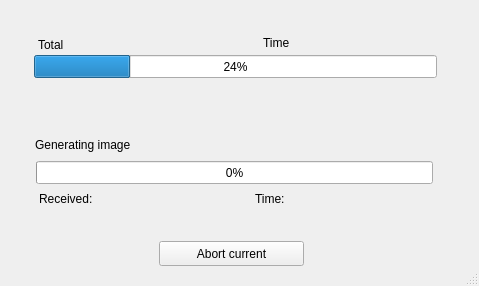
The window that import.ui (pussbb/Link-Saver) describes before a commit, drawn with Qt 5.
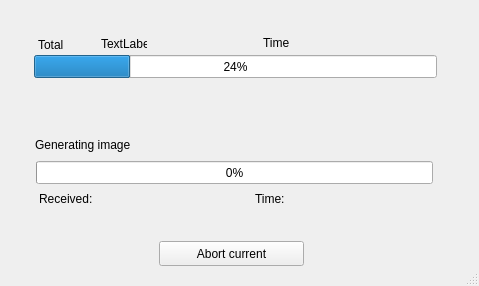
The same window after the commit. The open tabs and pages were chosen to show the change. Icons and pictures are not drawn.

Diff of the .ui file:
```diff
--- a/import.ui
+++ b/import.ui
@@ -307,6 +307,19 @@
          <string/>
         </property>
        </widget>
+       <widget class="QLabel" name="total_items">
+        <property name="geometry">
+         <rect>
+          <x>80</x>
+          <y>6</y>
+          <width>46</width>
+          <height>13</height>
+         </rect>
+        </property>
+        <property name="text">
+         <string>TextLabel</string>
+        </property>
+       </widget>
       </widget>
       <widget class="QPushButton" name="abort">
        <property name="geometry">
```
